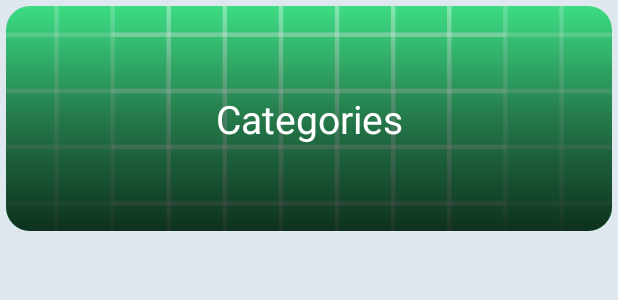
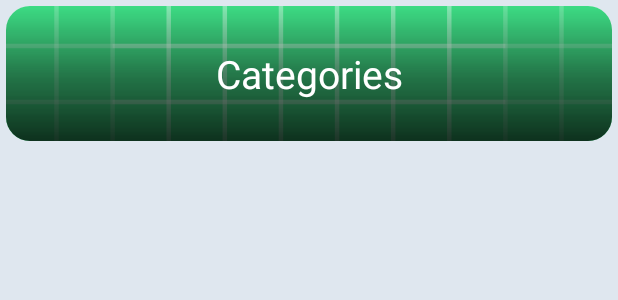
Before and after one commit to KimoTerru/Walls, an Android app: the layout card_categories.xml on its own in the app's theme, with its tools: preview values and no code run, on a phone screen of 412 x 824 dp. Shown: the top 300 px of the screen. Run offline under Robolectric (Android 15) with nearby library versions, the light colour scheme and no system bars.

Commit message:
Изменения: Удалил лишнее из проекта. Изменил размеры карточки с категориями.

```diff
--- a/app/src/main/java/it/kimoterru/walls/adapter/CategoriesAdapter.kt
+++ b/app/src/main/java/it/kimoterru/walls/adapter/CategoriesAdapter.kt
@@ -14,7 +14,6 @@ import com.bumptech.glide.request.RequestListener
 import com.bumptech.glide.request.target.Target
 import it.kimoterru.walls.R
 import it.kimoterru.walls.models.TopicItem
-import it.kimoterru.walls.ui.home.categories.Categories
 
 class CategoriesAdapter(private val categories: List<TopicItem>) :
     RecyclerView.Adapter<CategoriesAdapter.ViewHolder>() {
--- a/app/src/main/java/it/kimoterru/walls/ui/home/categories/Categories.kt
+++ /dev/null
@@ -1,6 +0,0 @@
-package it.kimoterru.walls.ui.home.categories
-
-data class Categories(
-    val icon: Int,
-    val name: String
-)
--- a/app/src/main/res/layout/card_categories.xml
+++ b/app/src/main/res/layout/card_categories.xml
@@ -1,18 +1,16 @@
 <?xml version="1.0" encoding="utf-8"?>
-<androidx.cardview.widget.CardView xmlns:android="http://schemas.android.com/apk/res/android"
-    xmlns:tools="http://schemas.android.com/tools"
+<androidx.cardview.widget.CardView
+    xmlns:android="http://schemas.android.com/apk/res/android"
+    xmlns:app="http://schemas.android.com/apk/res-auto"
     android:layout_width="match_parent"
-    android:layout_height="150dp"
-    xmlns:app="http://schemas.android.com/apk/res-auto"
+    android:layout_height="90dp"
     android:layout_margin="4dp"
     app:cardCornerRadius="16dp"
-    app:cardElevation="0dp"
-    >
+    app:cardElevation="0dp">
 
     <androidx.constraintlayout.widget.ConstraintLayout
         android:layout_width="match_parent"
-        android:layout_height="match_parent"
-        >
+        android:layout_height="match_parent">
 
         <ImageView
             android:id="@+id/card_categories"
@@ -22,25 +20,26 @@
             android:src="@drawable/pre_view"
             app:layout_constraintStart_toStartOf="parent"
             app:layout_constraintTop_toTopOf="parent" />
+
         <ImageView
             android:layout_width="match_parent"
             android:layout_height="0dp"
             android:src="@drawable/overlay_gradient_topic"
-            app:layout_constraintTop_toTopOf="parent"
-            app:layout_constraintBottom_toBottomOf="parent"/>
+            app:layout_constraintBottom_toBottomOf="parent"
+            app:layout_constraintTop_toTopOf="parent" />
+
         <TextView
             android:id="@+id/name"
             android:layout_width="wrap_content"
             android:layout_height="wrap_content"
             android:text="@string/categories"
+            android:textAlignment="center"
+            android:textColor="@color/white"
             android:textSize="26sp"
-            android:textColor="@color/white"
-            android:textAlignment="center"
+            app:layout_constraintBottom_toBottomOf="@id/card_categories"
+            app:layout_constraintLeft_toLeftOf="@id/card_categories"
             app:layout_constraintRight_toRightOf="@id/card_categories"
-            app:layout_constraintLeft_toLeftOf="@id/card_categories"
-            app:layout_constraintTop_toTopOf="@id/card_categories"
-            app:layout_constraintBottom_toBottomOf="@id/card_categories"
-            />
+            app:layout_constraintTop_toTopOf="@id/card_categories" />
 
     </androidx.constraintlayout.widget.ConstraintLayout>
 
```
Also changed, not shown: app/src/main/res/drawable-v24/download.png (deleted), app/src/main/res/drawable-v24/home.png (deleted), app/src/main/res/drawable-v24/user.png (deleted), app/src/main/res/drawable/abstrack.jpg (deleted), app/src/main/res/drawable/anime.jpg (deleted), app/src/main/res/drawable/architecture.jpg (deleted), app/src/main/res/drawable/beach.jpg (deleted), app/src/main/res/drawable/cars.jpg (deleted), app/src/main/res/drawable/cats.jpg (deleted), app/src/main/res/drawable/dogs.jpg (deleted), app/src/main/res/drawable/landscape.jpg (deleted), app/src/main/res/drawable/movies.jpg (deleted), app/src/main/res/drawable/nature.jpg (deleted), app/src/main/res/drawable/space.jpg (deleted), 3 more files.
